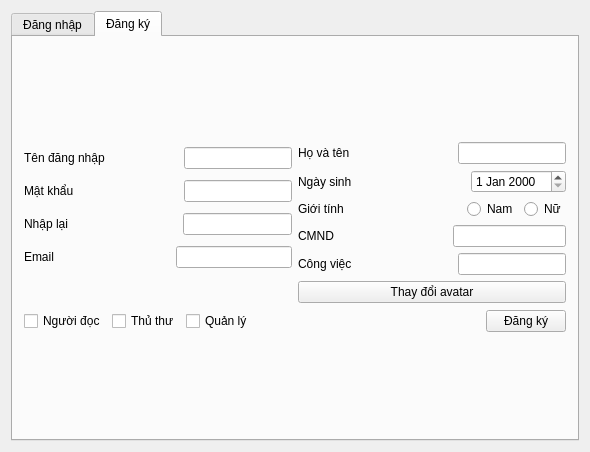
This is introform.ui in fantasyinferno/libpro as Qt 5 draws it before an edit. The edited form follows.
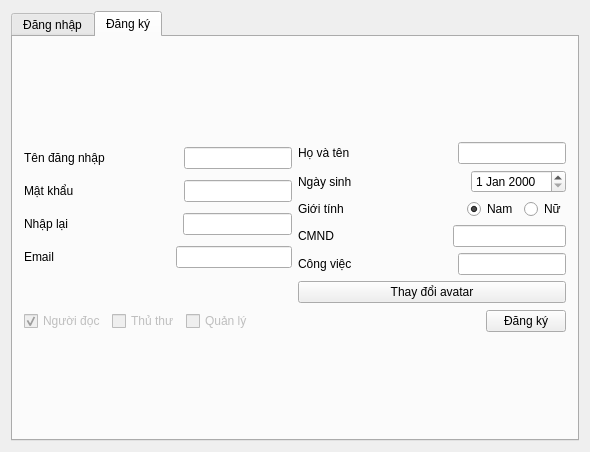
This is the edited form. Icons and pictures are not drawn.

```diff
--- a/introform.ui
+++ b/introform.ui
@@ -364,6 +364,12 @@
                  <property name="text">
                   <string>Nam</string>
                  </property>
+                 <property name="checked">
+                  <bool>true</bool>
+                 </property>
+                 <property name="autoRepeat">
+                  <bool>false</bool>
+                 </property>
                 </widget>
                </item>
                <item>
@@ -465,13 +471,22 @@
           <layout class="QHBoxLayout" name="horizontalLayout_12">
            <item>
             <widget class="QCheckBox" name="dk_vt_reader">
+             <property name="enabled">
+              <bool>false</bool>
+             </property>
              <property name="text">
               <string>Người đọc</string>
              </property>
+             <property name="checked">
+              <bool>true</bool>
+             </property>
             </widget>
            </item>
            <item>
             <widget class="QCheckBox" name="dk_vt_librarian">
+             <property name="enabled">
+              <bool>false</bool>
+             </property>
              <property name="text">
               <string>Thủ thư</string>
              </property>
@@ -479,6 +494,9 @@
            </item>
            <item>
             <widget class="QCheckBox" name="dk_vt_manager">
+             <property name="enabled">
+              <bool>false</bool>
+             </property>
              <property name="text">
               <string>Quản lý</string>
              </property>
```
